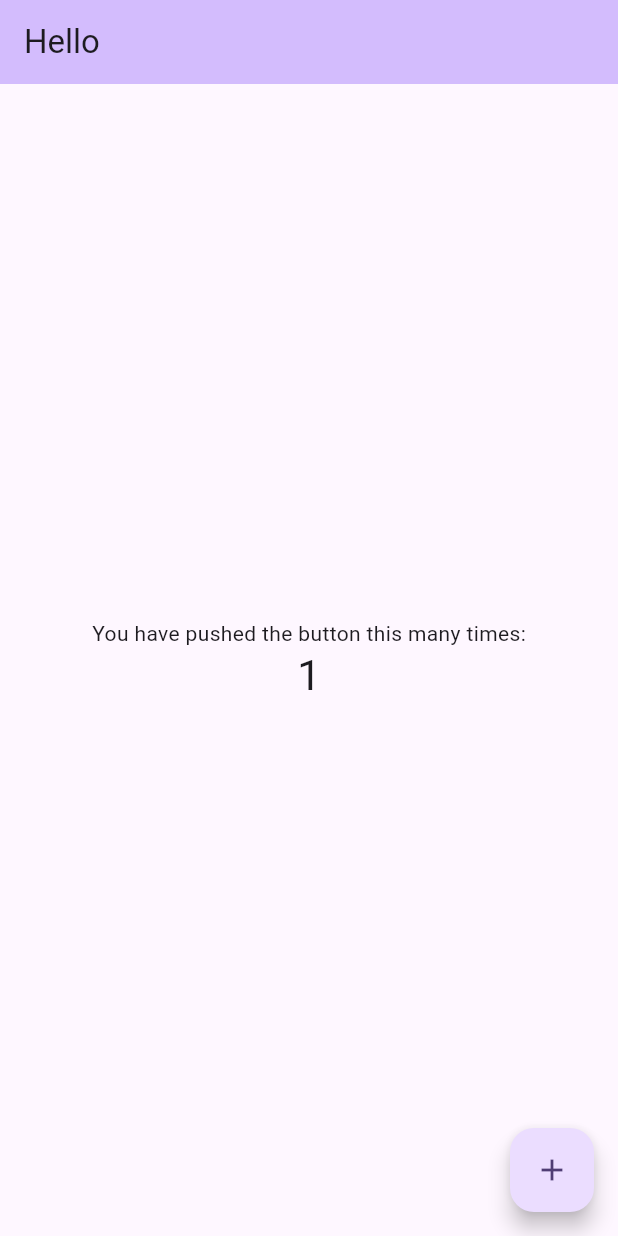
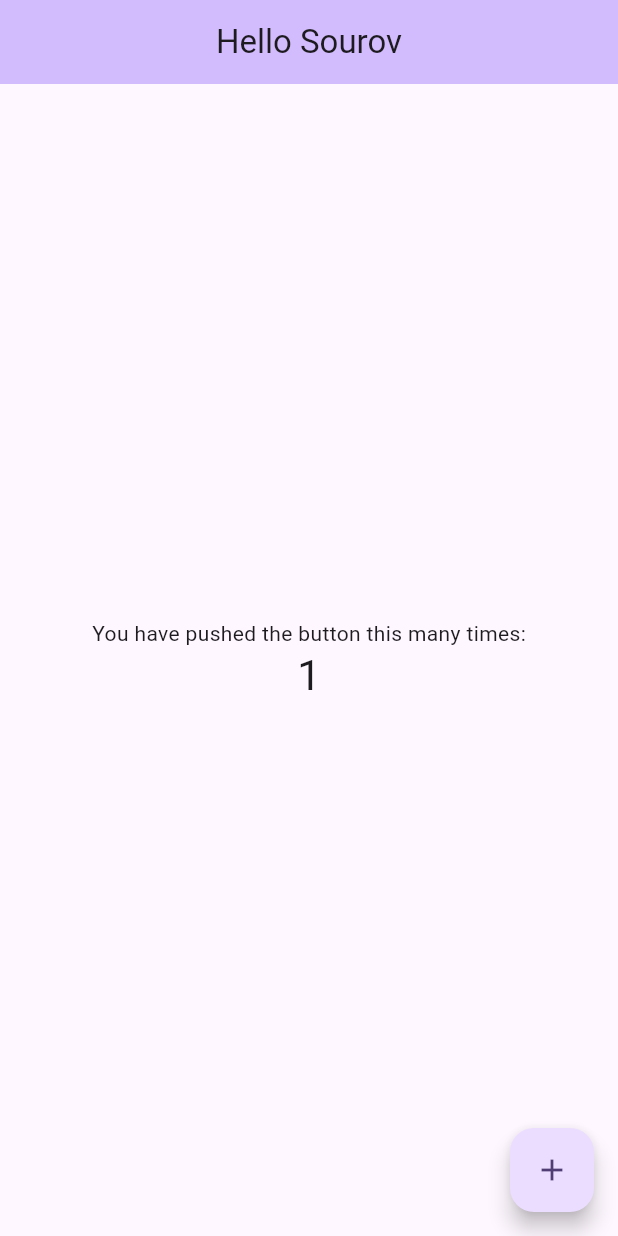
Before and after one commit to motabbir006/customized-Splash-Screen-circle-image-with-Text-, a Flutter app: the screen it shows after launch, after a tap on the "add" icon, on a phone screen of 412 x 824 dp. Run offline on Flutter 3.47's test engine with Material 3 defaults, Android fonts, the phone set to English and light mode, and no system bars; network calls fail.

```diff
--- a/lib/home_page.dart
+++ b/lib/home_page.dart
@@ -22,7 +22,7 @@ class _MyHomePageState extends State<MyHomePage> {
     return Scaffold(
       appBar: AppBar(
         backgroundColor: Theme.of(context).colorScheme.inversePrimary,
-        title: Text(widget.title),
+        title: Center(child: Text(widget.title)),
       ),
       body: Center(
         child: Column(
--- a/lib/main.dart
+++ b/lib/main.dart
@@ -1,6 +1,5 @@
-import 'package:animated_splash_screen/animated_splash_screen.dart';
 import 'package:flutter/material.dart';
-import 'home_page.dart';
+import 'package:splash_screen/splash.dart';
 
 void main() {
   runApp(const MyApp());
@@ -11,38 +10,12 @@ class MyApp extends StatelessWidget {
   @override
   Widget build(BuildContext context) {
     return MaterialApp(
-      title: 'Flutter Demo',
-      debugShowCheckedModeBanner: false,
-      theme: ThemeData(
-        colorScheme: ColorScheme.fromSeed(seedColor: Colors.deepPurple),
-        useMaterial3: true,
-      ),
-      home: AnimatedSplashScreen(
-        splash: const SafeArea(
-          child: Column(
-            mainAxisAlignment: MainAxisAlignment.center,
-            children: [
-              Icon(
-                Icons.home,
-                size: 103,
-                color: Colors.white,
-              ),
-              SizedBox(height: 10),
-              Text(
-                'Home',
-                style: TextStyle(
-                  color: Colors.white,
-                  fontSize: 24,
-                ),
-              ),
-            ],
-          ),
+        title: 'Flutter Demo',
+        debugShowCheckedModeBanner: false,
+        theme: ThemeData(
+          colorScheme: ColorScheme.fromSeed(seedColor: Colors.deepPurple),
+          useMaterial3: true,
         ),
-        duration: 3000,
-        splashTransition: SplashTransition.scaleTransition,
-        backgroundColor: Colors.green,
-        nextScreen: MyHomePage(title: 'Hello'),
-      ),
-    );
+        home: const Splash());
   }
 }
--- a/lib/splash.dart
+++ b/lib/splash.dart
@@ -1,6 +1,4 @@
 import 'package:flutter/material.dart';
-import 'package:splash_screen/main.dart';
-
 import 'home_page.dart';
 
 class Splash extends StatefulWidget {
@@ -14,7 +12,7 @@ class _SplashState extends State<Splash> {
   @override
   void initState() {
     super.initState();
-_navigatetohome();
+    _navigatetohome();
   }
 
   _navigatetohome() async {
@@ -23,7 +21,7 @@ _navigatetohome();
         context,
         MaterialPageRoute(
             builder: (context) => MyHomePage(
-                  title: 'None',
+                  title: 'Hello Sourov',
                 )));
   }
 
@@ -31,19 +29,30 @@ _navigatetohome();
   Widget build(BuildContext context) {
     return Scaffold(
       body: Center(
-
         child: Column(
           mainAxisAlignment: MainAxisAlignment.center,
           children: [
             Container(
-              height: 100,
-              width: 100,
-              color: Colors.blue,
+              width: 320,
+              height: 320,
+              decoration: BoxDecoration(
+                shape: BoxShape.circle,
+                color: Colors.blue,
+              ),
+              child: ClipOval(
+                child: Image.network(
+                  'https://images.pexels.com/photos/2962236/pexels-photo-2962236.jpeg?auto=compress&cs=tinysrgb&w=1260&h=750&dpr=1',
+                  fit: BoxFit.cover,
+                ),
+              ),
             ),
-            Container(
-              child: Text(
-                'Splash Screen',
-                style: TextStyle(fontSize: 24, fontWeight: FontWeight.bold),
+            SizedBox(height: 20),
+            const Text(
+              'MY APP',
+              style: TextStyle(
+                fontSize: 27,
+                color: Colors.blue,
+                fontWeight: FontWeight.bold,
               ),
             ),
           ],
```
